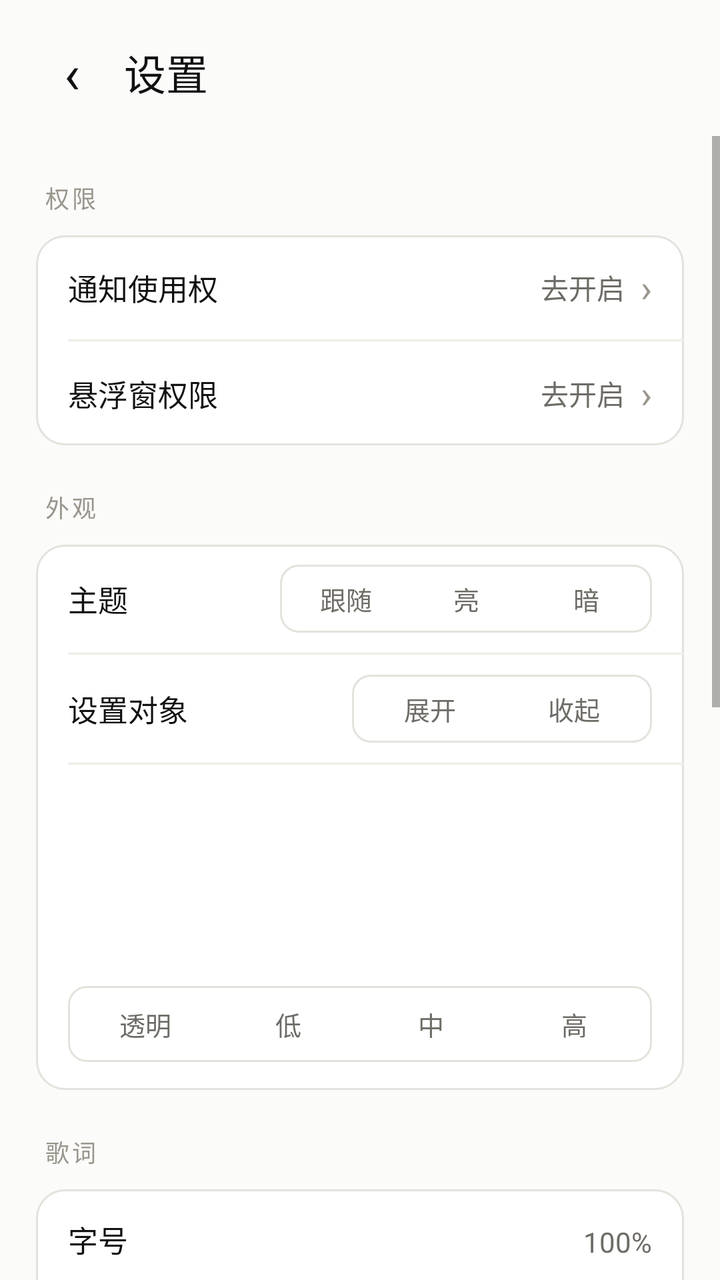
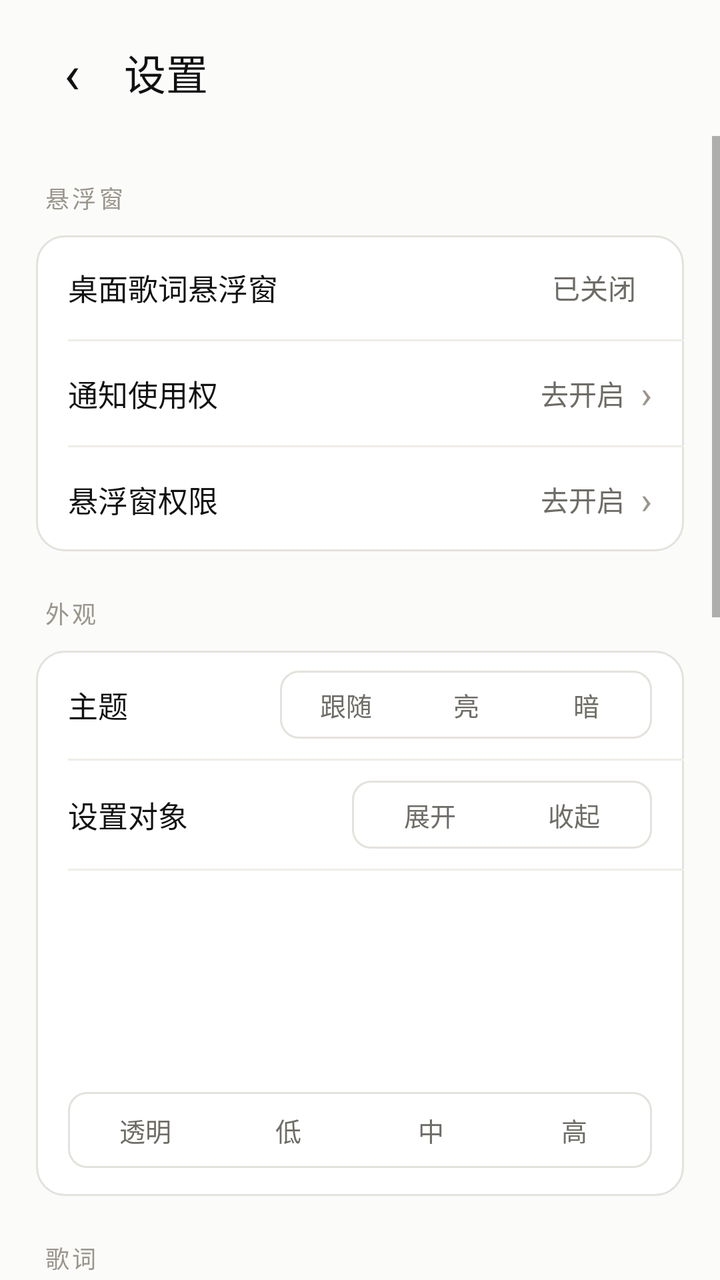

An Android layout rendered at two revisions. The XML below is the earlier revision; the diff shows what the commit changed to produce the second picture.
<!-- AndroidManifest.xml: application theme Theme.DesktopLyrics -->
<!-- res/layout/activity_settings.xml -->
<?xml version="1.0" encoding="utf-8"?>
<LinearLayout xmlns:android="http://schemas.android.com/apk/res/android"
    android:layout_width="match_parent"
    android:layout_height="match_parent"
    android:orientation="vertical"
    android:background="@color/app_bg">

    
    <LinearLayout
        android:layout_width="match_parent"
        android:layout_height="wrap_content"
        android:gravity="center_vertical"
        android:orientation="horizontal"
        android:paddingStart="14dp"
        android:paddingEnd="20dp"
        android:paddingTop="14dp"
        android:paddingBottom="10dp">

        <TextView
            android:id="@+id/settings_back"
            android:layout_width="44dp"
            android:layout_height="44dp"
            android:gravity="center"
            android:text="‹"
            android:textColor="@color/text_primary"
            android:textSize="27sp" />

        <TextView
            android:layout_width="wrap_content"
            android:layout_height="wrap_content"
            android:layout_marginStart="4dp"
            android:fontFamily="sans-serif-medium"
            android:text="设置"
            android:textColor="@color/text_primary"
            android:textSize="21sp" />
    </LinearLayout>

    <ScrollView
        android:layout_width="match_parent"
        android:layout_height="0dp"
        android:layout_weight="1"
        android:fillViewport="true"
        android:overScrollMode="never"
        android:clipToPadding="false">

        <LinearLayout
            android:layout_width="match_parent"
            android:layout_height="wrap_content"
            android:orientation="vertical"
            android:paddingStart="18dp"
            android:paddingEnd="18dp"
            android:paddingBottom="28dp">

            
            <TextView style="@style/GroupLabel" android:text="权限" />
            <LinearLayout style="@style/GroupCard">
                <LinearLayout style="@style/Cell" android:id="@+id/cell_listener_permission">
                    <TextView style="@style/CellTitle" android:text="通知使用权" />
                    <TextView android:id="@+id/listener_permission_state" style="@style/CellValue" android:text="去开启" />
                    <TextView style="@style/Chevron" />
                </LinearLayout>
                <View style="@style/CellDivider" />
                <LinearLayout style="@style/Cell" android:id="@+id/cell_overlay_permission">
                    <TextView style="@style/CellTitle" android:text="悬浮窗权限" />
                    <TextView android:id="@+id/overlay_permission_state" style="@style/CellValue" android:text="去开启" />
                    <TextView style="@style/Chevron" />
                </LinearLayout>
            </LinearLayout>

            
            <TextView style="@style/GroupLabel" android:text="外观" />
            <LinearLayout style="@style/GroupCard">
                
                <LinearLayout style="@style/Cell">
                    <TextView style="@style/CellTitle" android:text="主题" />
                    <LinearLayout
                        android:id="@+id/theme_seg"
                        android:layout_width="186dp"
                        android:layout_height="34dp"
                        android:background="@drawable/bg_seg_shell"
                        android:orientation="horizontal"
                        android:padding="3dp">
                        <TextView android:id="@+id/theme_follow" style="@style/SegItem" android:text="跟随" />
                        <TextView android:id="@+id/theme_light" style="@style/SegItem" android:text="亮" />
                        <TextView android:id="@+id/theme_dark" style="@style/SegItem" android:text="暗" />
                    </LinearLayout>
                </LinearLayout>
                <View style="@style/CellDivider" />
                
                <LinearLayout style="@style/Cell">
                    <TextView style="@style/CellTitle" android:text="设置对象" />
                    <LinearLayout
                        android:layout_width="150dp"
                        android:layout_height="34dp"
                        android:background="@drawable/bg_seg_shell"
                        android:orientation="horizontal"
                        android:padding="3dp">
                        <TextView android:id="@+id/settings_target_expanded" style="@style/SegItem" android:text="展开" />
                        <TextView android:id="@+id/settings_target_compact" style="@style/SegItem" android:text="收起" />
                    </LinearLayout>
                </LinearLayout>
                <View style="@style/CellDivider" />
                
                <LinearLayout style="@style/CellColumn">
                    <TextView style="@style/CellTitle" android:text="动态背景" />
                    <LinearLayout
                        android:layout_width="match_parent"
                        android:layout_height="38dp"
                        android:layout_marginTop="10dp"
                        android:background="@drawable/bg_seg_shell"
                        android:orientation="horizontal"
                        android:padding="3dp">
                        <TextView android:id="@+id/background_mode_transparent" style="@style/SegItem" android:text="透明" />
                        <TextView android:id="@+id/background_mode_low" style="@style/SegItem" android:text="低" />
                        <TextView android:id="@+id/background_mode_medium" style="@style/SegItem" android:text="中" />
                        <TextView android:id="@+id/background_mode_high" style="@style/SegItem" android:text="高" />
                    </LinearLayout>
                </LinearLayout>
            </LinearLayout>

            
            <TextView style="@style/GroupLabel" android:text="歌词" />
            <LinearLayout style="@style/GroupCard">
                
                <LinearLayout style="@style/CellColumn">
                    <LinearLayout android:layout_width="match_parent" android:layout_height="wrap_content" android:orientation="horizontal">
                        <TextView style="@style/CellTitle" android:text="字号" />
                        <TextView android:id="@+id/font_size_value" style="@style/CellValue" android:text="100%" />
                    </LinearLayout>
                    <SeekBar
                        android:id="@+id/seek_font_size"
                        android:layout_width="match_parent"
                        android:layout_height="34dp"
                        android:layout_marginTop="6dp"
                        android:max="115"
                        android:progress="65"
                        android:progressBackgroundTint="@color/control_track"
                        android:progressTint="@color/control_active"
                        android:splitTrack="false"
                        android:thumbTint="@color/control_active" />
                </LinearLayout>
                <View style="@style/CellDivider" />
                
                <LinearLayout style="@style/CellColumn">
                    <LinearLayout android:layout_width="match_parent" android:layout_height="wrap_content" android:orientation="horizontal">
                        <TextView style="@style/CellTitle" android:text="偏移" />
                        <TextView android:id="@+id/lyric_offset_value" style="@style/CellValue" android:text="+0.0s" />
                    </LinearLayout>
                    <SeekBar
                        android:id="@+id/seek_lyric_offset"
                        android:layout_width="match_parent"
                        android:layout_height="34dp"
                        android:layout_marginTop="6dp"
                        android:max="100"
                        android:progress="50"
                        android:progressBackgroundTint="@color/control_track"
                        android:progressTint="@color/control_active"
                        android:splitTrack="false"
                        android:thumbTint="@color/control_active" />
                </LinearLayout>
                <View style="@style/CellDivider" />
                
                <LinearLayout style="@style/Cell">
                    <TextView style="@style/CellTitle" android:text="颜色" />
                    <LinearLayout android:layout_width="wrap_content" android:layout_height="wrap_content" android:gravity="center_vertical" android:orientation="horizontal">
                        <TextView android:id="@+id/lyric_color_white" style="@style/Swatch" android:text="●" android:textColor="#FFFFFF" />
                        <TextView android:id="@+id/lyric_color_blue" style="@style/Swatch" android:text="●" android:textColor="#9FD8FF" />
                        <TextView android:id="@+id/lyric_color_black" style="@style/Swatch" android:text="●" android:textColor="#888888" />
                        <TextView android:id="@+id/lyric_color_pink" style="@style/Swatch" android:text="●" android:textColor="#FFB6D5" />
                        <TextView android:id="@+id/lyric_color_custom" style="@style/Swatch" android:text="＋" android:textColor="@color/text_secondary" />
                    </LinearLayout>
                </LinearLayout>
                <View style="@style/CellDivider" />
                
                <LinearLayout style="@style/Cell">
                    <TextView style="@style/CellTitle" android:text="外语歌词" />
                    <LinearLayout
                        android:layout_width="158dp"
                        android:layout_height="34dp"
                        android:background="@drawable/bg_seg_shell"
                        android:orientation="horizontal"
                        android:padding="3dp">
                        <TextView android:id="@+id/translation_original" style="@style/SegItem" android:text="原文" />
                        <TextView android:id="@+id/translation_bilingual" style="@style/SegItem" android:text="双语" />
                        <TextView android:id="@+id/translation_translated" style="@style/SegItem" android:text="中文" />
                    </LinearLayout>
                </LinearLayout>
                <View style="@style/CellDivider" />
                <LinearLayout style="@style/Cell" android:id="@+id/cell_supplement_translation">
                    <TextView style="@style/CellTitle" android:text="补充翻译" />
                    <TextView style="@style/Chevron" />
                </LinearLayout>
            </LinearLayout>

            
            <TextView style="@style/GroupLabel" android:text="管理" />
            <LinearLayout style="@style/GroupCard">
                <LinearLayout style="@style/Cell" android:id="@+id/cell_manage_sources">
                    <TextView style="@style/CellTitle" android:text="歌词源管理" />
                    <TextView style="@style/Chevron" />
                </LinearLayout>
                <View style="@style/CellDivider" />
                <LinearLayout style="@style/Cell" android:id="@+id/cell_manage_offsets">
                    <TextView style="@style/CellTitle" android:text="偏移记忆管理" />
                    <TextView style="@style/Chevron" />
                </LinearLayout>
                <View style="@style/CellDivider" />
                <LinearLayout style="@style/Cell" android:id="@+id/cell_check_update">
                    <TextView style="@style/CellTitle" android:text="检查更新" />
                    <TextView android:id="@+id/version_value" style="@style/CellValue" android:text="1.07" />
                    <TextView style="@style/Chevron" />
                </LinearLayout>
            </LinearLayout>

            <TextView
                android:layout_width="match_parent"
                android:layout_height="wrap_content"
                android:layout_marginTop="20dp"
                android:gravity="center"
                android:text="B站 @Tcrrrry"
                android:textColor="@color/text_tertiary"
                android:textSize="12sp" />
        </LinearLayout>
    </ScrollView>
</LinearLayout>
<!-- resources referenced by this layout -->
<resources>
  <color name="app_bg">#FBFBFA</color>
  <color name="control_active">#111113</color>
  <color name="control_track">#E0DED7</color>
  <color name="text_primary">#111113</color>
  <color name="text_secondary">#6E6C66</color>
  <color name="text_tertiary">#9A968C</color>
  <!-- drawable bg_seg_shell (drawable) -->
  <?xml version="1.0" encoding="utf-8"?>
  <shape xmlns:android="http://schemas.android.com/apk/res/android" android:shape="rectangle">
      <solid android:color="@android:color/transparent" />
      <corners android:radius="9dp" />
      <stroke android:width="1dp" android:color="@color/app_line" />
  </shape>
  <style name="CellColumn">
          <item name="android:layout_width">match_parent</item>
          <item name="android:layout_height">wrap_content</item>
          <item name="android:orientation">vertical</item>
          <item name="android:paddingStart">16dp</item>
          <item name="android:paddingEnd">16dp</item>
          <item name="android:paddingTop">14dp</item>
          <item name="android:paddingBottom">14dp</item>
      </style>
  <style name="CellDivider">
          <item name="android:layout_width">match_parent</item>
          <item name="android:layout_height">1dp</item>
          <item name="android:layout_marginStart">16dp</item>
          <item name="android:background">@color/app_line_soft</item>
      </style>
  <style name="CellTitle">
          <item name="android:layout_width">0dp</item>
          <item name="android:layout_height">wrap_content</item>
          <item name="android:layout_weight">1</item>
          <item name="android:fontFamily">sans-serif</item>
          <item name="android:textColor">@color/text_primary</item>
          <item name="android:textSize">15sp</item>
      </style>
  <style name="CellValue">
          <item name="android:layout_width">wrap_content</item>
          <item name="android:layout_height">wrap_content</item>
          <item name="android:textColor">@color/text_secondary</item>
          <item name="android:textSize">14sp</item>
      </style>
  <style name="Chevron">
          <item name="android:layout_width">wrap_content</item>
          <item name="android:layout_height">wrap_content</item>
          <item name="android:layout_marginStart">8dp</item>
          <item name="android:text">›</item>
          <item name="android:textColor">@color/text_tertiary</item>
          <item name="android:textSize">19sp</item>
      </style>
  <style name="GroupCard">
          <item name="android:layout_width">match_parent</item>
          <item name="android:layout_height">wrap_content</item>
          <item name="android:orientation">vertical</item>
          <item name="android:background">@drawable/bg_group_card</item>
      </style>
  <style name="SegItem">
          <item name="android:layout_width">0dp</item>
          <item name="android:layout_height">match_parent</item>
          <item name="android:layout_weight">1</item>
          <item name="android:gravity">center</item>
          <item name="android:textColor">@color/text_secondary</item>
          <item name="android:textSize">13sp</item>
      </style>
  <style name="Swatch">
          <item name="android:layout_width">36dp</item>
          <item name="android:layout_height">36dp</item>
          <item name="android:gravity">center</item>
          <item name="android:textSize">18sp</item>
      </style>
  <color name="app_line">#E4E2DC</color>
  <color name="app_line_soft">#EFEDE7</color>
  <!-- drawable bg_group_card (drawable) -->
  <?xml version="1.0" encoding="utf-8"?>
  <shape xmlns:android="http://schemas.android.com/apk/res/android" android:shape="rectangle">
      <solid android:color="@color/app_surface" />
      <corners android:radius="14dp" />
      <stroke android:width="1dp" android:color="@color/app_line" />
  </shape>
  <color name="status_bar">#FBFBFA</color>
  <color name="nav_bar">#FBFBFA</color>
  <color name="accent">#111113</color>
  <color name="app_surface">#FFFFFF</color>
</resources>

<!-- the commit's change to res/layout/activity_settings.xml (unified diff, before → after) -->
@@ -52,8 +52,14 @@
             android:paddingBottom="28dp">
 
             
-            <TextView style="@style/GroupLabel" android:text="权限" />
-            <LinearLayout style="@style/GroupCard">
+            <TextView style="@style/GroupLabel" android:text="悬浮窗" />
+            <LinearLayout style="@style/GroupCard">
+                <LinearLayout style="@style/Cell" android:id="@+id/cell_overlay_toggle">
+                    <TextView style="@style/CellTitle" android:text="桌面歌词悬浮窗" />
+                    <TextView android:id="@+id/overlay_toggle_state" style="@style/CellValue" android:text="已关闭" />
+                    <TextView style="@style/Chevron" android:text="" />
+                </LinearLayout>
+                <View style="@style/CellDivider" />
                 <LinearLayout style="@style/Cell" android:id="@+id/cell_listener_permission">
                     <TextView style="@style/CellTitle" android:text="通知使用权" />
                     <TextView android:id="@+id/listener_permission_state" style="@style/CellValue" android:text="去开启" />
@@ -190,11 +196,7 @@
                     <TextView style="@style/CellTitle" android:text="补充翻译" />
                     <TextView style="@style/Chevron" />
                 </LinearLayout>
-            </LinearLayout>
-
-            
-            <TextView style="@style/GroupLabel" android:text="管理" />
-            <LinearLayout style="@style/GroupCard">
+                <View style="@style/CellDivider" />
                 <LinearLayout style="@style/Cell" android:id="@+id/cell_manage_sources">
                     <TextView style="@style/CellTitle" android:text="歌词源管理" />
                     <TextView style="@style/Chevron" />
@@ -204,22 +206,41 @@
                     <TextView style="@style/CellTitle" android:text="偏移记忆管理" />
                     <TextView style="@style/Chevron" />
                 </LinearLayout>
-                <View style="@style/CellDivider" />
+            </LinearLayout>
+
+            
+            <TextView style="@style/GroupLabel" android:text="关于" />
+            <LinearLayout style="@style/GroupCard">
                 <LinearLayout style="@style/Cell" android:id="@+id/cell_check_update">
                     <TextView style="@style/CellTitle" android:text="检查更新" />
                     <TextView android:id="@+id/version_value" style="@style/CellValue" android:text="1.07" />
                     <TextView style="@style/Chevron" />
                 </LinearLayout>
+                <View style="@style/CellDivider" />
+                <LinearLayout style="@style/Cell" android:id="@+id/cell_bilibili">
+                    <TextView style="@style/CellTitle" android:text="作者 · B站 @Tcrrrry" />
+                    <TextView style="@style/Chevron" />
+                </LinearLayout>
+                <View style="@style/CellDivider" />
+                <LinearLayout style="@style/Cell" android:id="@+id/cell_github">
+                    <TextView style="@style/CellTitle" android:text="开源项目 · GitHub" />
+                    <TextView style="@style/Chevron" />
+                </LinearLayout>
+                <View style="@style/CellDivider" />
+                <LinearLayout style="@style/Cell" android:id="@+id/cell_privacy">
+                    <TextView style="@style/CellTitle" android:text="隐私说明" />
+                    <TextView style="@style/Chevron" />
+                </LinearLayout>
             </LinearLayout>
 
             <TextView
                 android:layout_width="match_parent"
                 android:layout_height="wrap_content"
-                android:layout_marginTop="20dp"
+                android:layout_marginTop="22dp"
                 android:gravity="center"
-                android:text="B站 @Tcrrrry"
+                android:text="歌词来自 LRCLIB / QQ音乐 / 网易云，版权归各平台所有"
                 android:textColor="@color/text_tertiary"
-                android:textSize="12sp" />
+                android:textSize="11sp" />
         </LinearLayout>
     </ScrollView>
 </LinearLayout>
